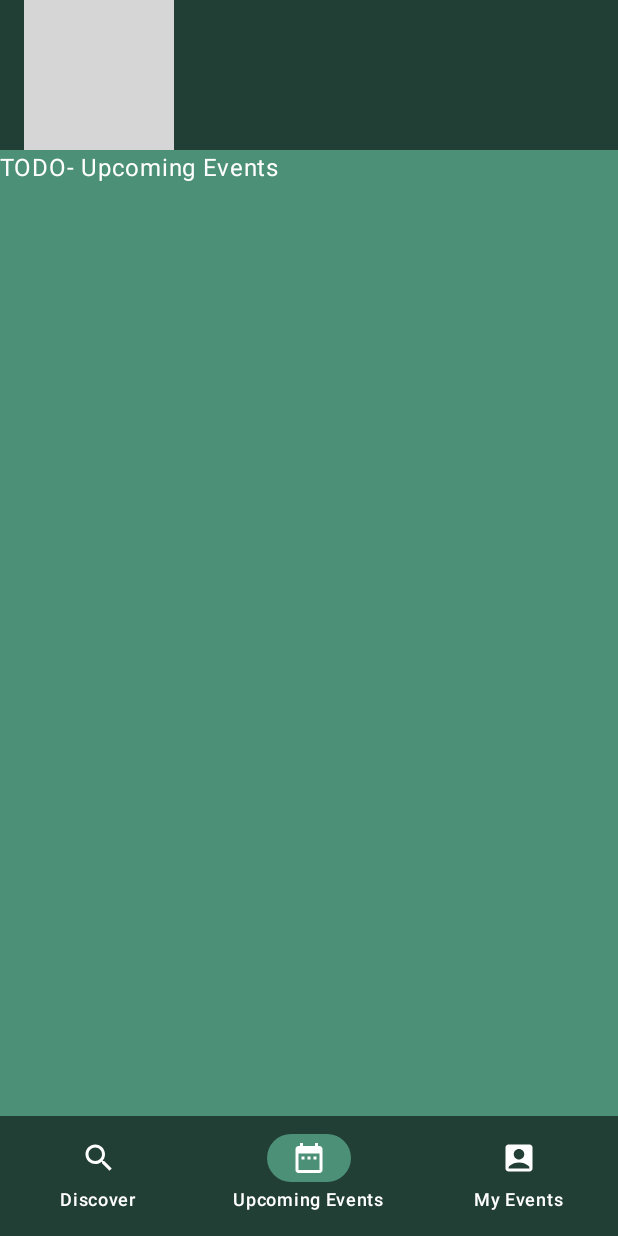
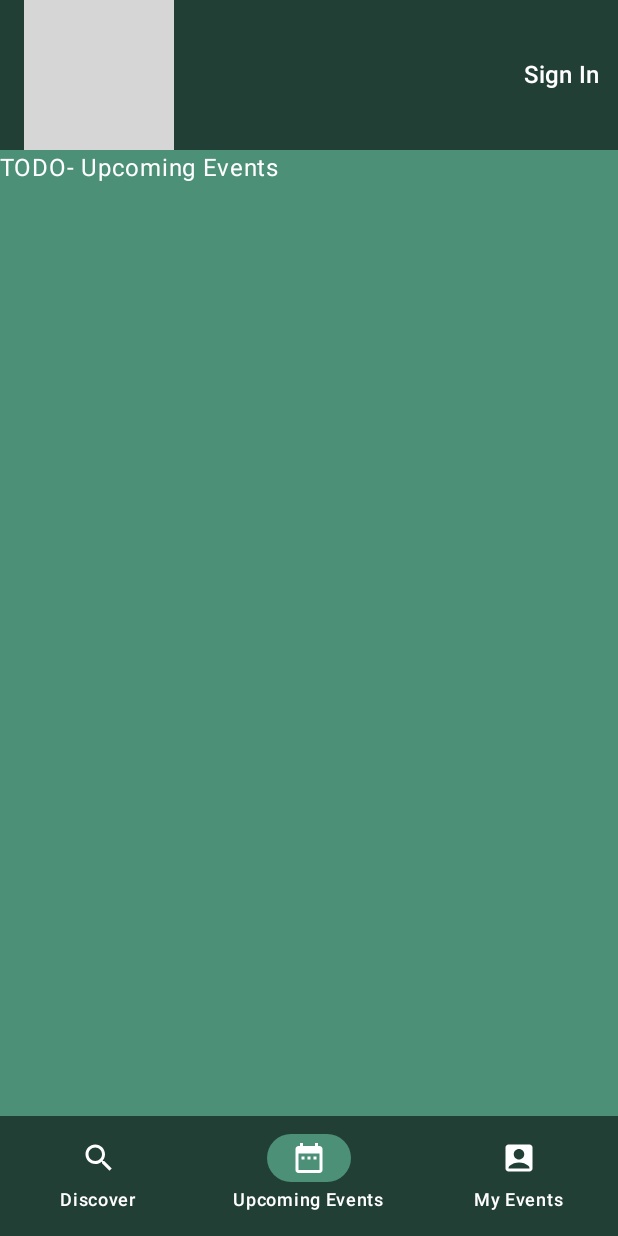
Before and after one commit to kamilszymanski241/friendly, an Android app built with Jetpack Compose: the screen it shows after launch (MainActivity), item 2 of the bottom bar chosen, on a phone screen of 412 x 824 dp. Run offline under Robolectric (Android 15) with nearby library versions, the phone set to English and light mode, and no system bars; our stand-ins replace Compose Multiplatform resources; libraries missing offline, so code that uses them is left out: io.github.jan.supabase; 8 statements that could not run were skipped; grey boxes are pictures that could not be loaded.

Commit message:
Add sign in and sign up page. Implement signing up.

```diff
--- a/composeApp/build.gradle.kts
+++ b/composeApp/build.gradle.kts
@@ -120,6 +120,5 @@ compose.resources {
 }
 
 dependencies {
-
     debugImplementation(compose.uiTooling)
 }
--- a/composeApp/src/commonMain/kotlin/com/friendly/App.kt
+++ b/composeApp/src/commonMain/kotlin/com/friendly/App.kt
@@ -19,6 +19,8 @@ import com.friendly.screens.MyEventsScreen
 import com.friendly.screens.UpcomingEventsScreen
 import com.friendly.navigation.AppBarNavigation
 import com.friendly.navigation.AppNavigation
+import com.friendly.screens.SignIn
+import com.friendly.screens.SignUp
 import com.friendly.themes.FriendlyAppTheme
 import org.jetbrains.compose.ui.tooling.preview.Preview
 
@@ -32,7 +34,7 @@ fun App() {
             ) {
                 val navController = rememberNavController()
                 Scaffold(
-                    topBar = { TopBar() },
+                    topBar = { TopBar(navController) },
                     bottomBar = {NavBar(navController)},
                     containerColor = MaterialTheme.colorScheme.secondary
                 ) { innerPadding ->
@@ -53,6 +55,10 @@ fun App() {
                         composable(AppNavigation.CreateEvent.route){
                             CreateEventScreen(navController)
                         }
+                        composable(AppNavigation.SignUp.route)
+                        {
+                            SignUp(navController)
+                        }
                     }
                 }
             }
--- a/composeApp/src/commonMain/kotlin/com/friendly/components/Bars.kt
+++ b/composeApp/src/commonMain/kotlin/com/friendly/components/Bars.kt
@@ -1,11 +1,14 @@
 package com.friendly.components
 
 import androidx.compose.foundation.Image
+import androidx.compose.foundation.layout.Arrangement
 import androidx.compose.foundation.layout.Row
 import androidx.compose.foundation.layout.fillMaxWidth
 import androidx.compose.foundation.layout.size
 import androidx.compose.foundation.layout.wrapContentHeight
 import androidx.compose.foundation.layout.wrapContentWidth
+import androidx.compose.material3.ButtonColors
+import androidx.compose.material3.ButtonDefaults
 import androidx.compose.material3.ExperimentalMaterial3Api
 import androidx.compose.material3.Icon
 import androidx.compose.material3.MaterialTheme
@@ -13,19 +16,24 @@ import androidx.compose.material3.NavigationBar
 import androidx.compose.material3.NavigationBarItem
 import androidx.compose.material3.NavigationBarItemDefaults
 import androidx.compose.material3.Text
+import androidx.compose.material3.TextButton
 import androidx.compose.material3.TopAppBar
 import androidx.compose.material3.TopAppBarDefaults.topAppBarColors
 import androidx.compose.runtime.Composable
 import androidx.compose.runtime.getValue
+import androidx.compose.ui.Alignment
 import androidx.compose.ui.Modifier
 import androidx.compose.ui.graphics.Color
 import androidx.compose.ui.unit.dp
+import androidx.compose.ui.unit.sp
 import androidx.navigation.NavController
+import androidx.navigation.compose.NavHost
 import androidx.navigation.compose.currentBackStackEntryAsState
 import androidx.navigation.compose.rememberNavController
 import com.friendly.generated.resources.Res
 import com.friendly.generated.resources.friendly_logo_white
 import com.friendly.navigation.AppBarNavigation
+import com.friendly.navigation.AppNavigation
 import com.friendly.themes.FriendlyAppTheme
 import org.jetbrains.compose.resources.painterResource
 import org.jetbrains.compose.ui.tooling.preview.Preview
@@ -33,7 +41,7 @@ import org.jetbrains.compose.ui.tooling.preview.Preview
 @Preview
 @OptIn(ExperimentalMaterial3Api::class)
 @Composable
-fun TopBar() {
+fun TopBar(navController: NavController) {
     FriendlyAppTheme {
         TopAppBar(
             colors = topAppBarColors(
@@ -41,18 +49,39 @@ fun TopBar() {
             ),
             title = {
                 Row(
-                    modifier = Modifier.fillMaxWidth()
-                ){
+                    modifier = Modifier.fillMaxWidth(),
+                    horizontalArrangement = Arrangement.SpaceBetween,
+                    verticalAlignment = Alignment.CenterVertically
+                ) {
                     Image(
                         painter = painterResource(Res.drawable.friendly_logo_white),
                         contentDescription = "logo",
                         modifier = Modifier.size(100.dp)
                     )
+                    TextButton(
+                        onClick = {
+                            navController.navigate(AppNavigation.SignUp.route) {
+                                launchSingleTop = true
+                                restoreState = true
+                                popUpTo(navController.graph.startDestinationId) {
+                                    saveState = true
+                                }
+                            }
+                        }
+                    ) {
+                        Text(
+                            text = "Sign In",
+                            fontSize = 16.sp,
+                            color = Color.White
+                        )
+                    }
                 }
             }
         )
     }
 }
+
+
 
 @Composable
 fun NavBar(navController: NavController) {
--- a/composeApp/src/commonMain/kotlin/com/friendly/di/AppModule.kt
+++ b/composeApp/src/commonMain/kotlin/com/friendly/di/AppModule.kt
@@ -1,14 +1,18 @@
 package com.friendly.di
 
+import com.friendly.repositories.AuthRepository
 import com.friendly.repositories.EventRepository
+import com.friendly.repositories.IAuthRepository
 import com.friendly.repositories.IEventRepository
 import com.friendly.viewModels.EventViewModel
+import com.friendly.viewModels.SignUpViewModel
 import org.koin.core.module.dsl.viewModelOf
 import org.koin.dsl.module
 
 
 val appModule = module {
-    //single<IEventsDataService> { EventsDataService() }
     single<IEventRepository> {EventRepository()}
+    single<IAuthRepository> {AuthRepository()}
     viewModelOf(::EventViewModel)
+    viewModelOf(::SignUpViewModel)
 }
--- a/composeApp/src/commonMain/kotlin/com/friendly/navigation/AppNavigation.kt
+++ b/composeApp/src/commonMain/kotlin/com/friendly/navigation/AppNavigation.kt
@@ -2,4 +2,6 @@ package com.friendly.navigation
 
 sealed class AppNavigation(val route: String){
     object CreateEvent : AppNavigation("createEvent")
+    object SignIn: AppNavigation("signIn")
+    object SignUp: AppNavigation("signUp")
 }
--- a/composeApp/src/commonMain/kotlin/com/friendly/repositories/EventRepository.kt
+++ b/composeApp/src/commonMain/kotlin/com/friendly/repositories/EventRepository.kt
@@ -14,15 +14,11 @@ class EventRepository: IEventRepository, KoinComponent {
 
     private val postgrest: Postgrest by inject()
 
-    private val supabaseClient: SupabaseClient by inject()
-
     override suspend fun getEvents(): List<EventDTO> {
-/*        return withContext(Dispatchers.IO){
+        return withContext(Dispatchers.IO){
             val result = postgrest.from("Events")
                 .select().decodeList<EventDTO>()
             result
-        }*/
-        val events = supabaseClient.from("Events").select().decodeList<EventDTO>()
-        return events
+        }
     }
 }
--- /dev/null
+++ b/composeApp/src/commonMain/kotlin/com/friendly/repositories/IAuthRepository.kt
@@ -0,0 +1,6 @@
+package com.friendly.repositories
+
+interface IAuthRepository {
+    suspend fun signIn (email: String, password: String): Boolean
+    suspend fun signUp (email: String, password: String): Boolean
+}
--- a/composeApp/src/commonMain/kotlin/com/friendly/screens/DiscoverScreen.kt
+++ b/composeApp/src/commonMain/kotlin/com/friendly/screens/DiscoverScreen.kt
@@ -20,9 +20,8 @@ import org.koin.compose.koinInject
 import org.koin.compose.viewmodel.koinViewModel
 
 @Composable
-fun DiscoverScreen() {
+fun DiscoverScreen(eventViewModel: EventViewModel = koinInject()) {
 
-    val eventViewModel = koinViewModel<EventViewModel>()
     val events = eventViewModel.eventsList.collectAsState(initial = listOf()).value
     EventsOverview(events, Modifier)
 }
--- a/composeApp/src/commonMain/kotlin/com/friendly/themes/FriendlyAppTheme.kt
+++ b/composeApp/src/commonMain/kotlin/com/friendly/themes/FriendlyAppTheme.kt
@@ -4,6 +4,8 @@ import androidx.compose.foundation.isSystemInDarkTheme
 import androidx.compose.foundation.shape.RoundedCornerShape
 import androidx.compose.material3.MaterialTheme
 import androidx.compose.material3.Shapes
+import androidx.compose.material3.TextField
+import androidx.compose.material3.TextFieldDefaults
 import androidx.compose.material3.Typography
 import androidx.compose.material3.darkColorScheme
 import androidx.compose.material3.lightColorScheme
@@ -44,7 +46,7 @@ fun FriendlyAppTheme(
     val shapes = Shapes(
         small = RoundedCornerShape(4.dp),
         medium = RoundedCornerShape(4.dp),
-        large = RoundedCornerShape(15.dp)
+        large = RoundedCornerShape(16.dp)
     )
 
     MaterialTheme(
--- a/composeApp/src/commonMain/kotlin/com/friendly/viewModels/EventViewModel.kt
+++ b/composeApp/src/commonMain/kotlin/com/friendly/viewModels/EventViewModel.kt
@@ -11,6 +11,7 @@ import org.koin.core.component.KoinComponent
 import org.koin.core.component.inject
 
 class EventViewModel: ViewModel(), KoinComponent {
+
     private val eventRepository: IEventRepository by inject()
 
     private val _eventsList = MutableStateFlow<List<Event>>(listOf())
--- /dev/null
+++ b/composeApp/src/commonMain/kotlin/com/friendly/viewModels/SignInViewModel.kt
@@ -0,0 +1,4 @@
+package com.friendly.viewModels
+
+class SignInViewModel {
+}
```
Also changed, not shown: composeApp/src/commonMain/kotlin/com/friendly/repositories/AuthRepository.kt (added, +36 -0 lines), composeApp/src/commonMain/kotlin/com/friendly/screens/SignInScreen.kt (added, +80 -0 lines), composeApp/src/commonMain/kotlin/com/friendly/screens/SignUpScreen.kt (added, +142 -0 lines), composeApp/src/commonMain/kotlin/com/friendly/viewModels/SignUpViewModel.kt (added, +62 -0 lines).
